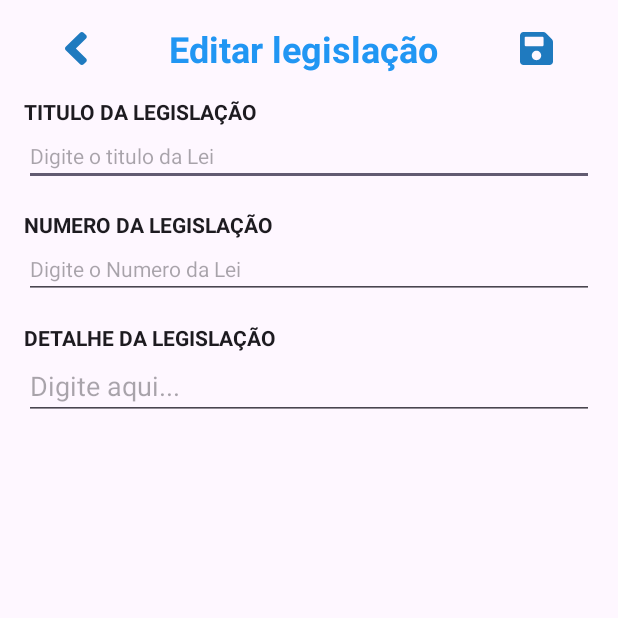
After one commit to reinaldo-santosBa/Fesus, an Android app: the EditAddActivity screen opened directly, with no data from a screen before it, on a phone screen of 412 x 824 dp, the top half of it. The commit adds this screen. Run offline under Robolectric (Android 15) with nearby library versions, the phone set to English and light mode, and no system bars.

Commit message:
Layout ajeitado

```diff
--- a/app/src/main/AndroidManifest.xml
+++ b/app/src/main/AndroidManifest.xml
@@ -29,6 +29,9 @@
         <activity android:name=".pages.detailsLegislacao.DetailsLegislacaoActivity">
 
         </activity>
+        <activity android:name=".pages.editarAdicionarLegislacoes.EditAddActivity">
+
+        </activity>
     </application>
 
 </manifest>
--- a/app/src/main/java/com/example/fefsus/MainActivity.java
+++ b/app/src/main/java/com/example/fefsus/MainActivity.java
@@ -4,10 +4,8 @@ import android.content.Context;
 import android.content.Intent;
 import android.content.SharedPreferences;
 import android.os.Bundle;
-import android.util.Log;
 import android.view.View;
 import android.widget.Button;
-import android.widget.EditText;
 import android.widget.ProgressBar;
 import android.widget.TextView;
 import android.widget.Toast;
--- /dev/null
+++ b/app/src/main/java/com/example/fefsus/pages/editarAdicionarLegislacoes/EditAddActivity.java
@@ -0,0 +1,54 @@
+package com.example.fefsus.pages.editarAdicionarLegislacoes;
+
+import android.content.Intent;
+import android.os.Bundle;
+import android.view.View;
+import android.widget.EditText;
+import android.widget.ImageButton;
+import android.widget.TextView;
+
+import androidx.annotation.Nullable;
+import androidx.appcompat.app.AppCompatActivity;
+
+import com.example.fefsus.R;
+
+public class EditAddActivity  extends AppCompatActivity {
+    @Override
+    protected void onCreate(@Nullable Bundle savedInstanceState) {
+        super.onCreate(savedInstanceState);
+        setContentView(R.layout.edit_add_activity);
+        ImageButton imageButtonBack = findViewById(R.id.imageButtonBack);
+        imageButtonBack.setOnClickListener(new View.OnClickListener() {
+            @Override
+            public void onClick(View v) {
+                finish();
+            }
+        });
+        Intent intent = getIntent();
+        TextView titlePage = findViewById(R.id.titlePage);
+        ImageButton imageButtonSave = findViewById(R.id.imageButtonSave);
+        EditText editTextTitle = findViewById(R.id.editTextTitle);
+        EditText editTextNum = findViewById(R.id.editTextNum);
+        EditText editTextDetails = findViewById(R.id.editTextDetails);
+
+        if(intent == null){
+            titlePage.setText(R.string.nova_legisla_o);
+            imageButtonSave.setOnClickListener(new View.OnClickListener() {
+                @Override
+                public void onClick(View v) {
+
+                }
+            });
+        }else {
+            titlePage.setText(R.string.editar_legisla_o);
+            imageButtonSave.setOnClickListener(new View.OnClickListener() {
+                @Override
+                public void onClick(View v) {
+
+                }
+            });
+        }
+
+
+    }
+}
--- /dev/null
+++ b/app/src/main/res/drawable/back.xml
@@ -0,0 +1,9 @@
+<vector xmlns:android="http://schemas.android.com/apk/res/android"
+    android:width="22dp"
+    android:height="22dp"
+    android:viewportWidth="22"
+    android:viewportHeight="22">
+  <path
+      android:pathData="M21.31,4.81L17.19,0.69C16.748,0.248 16.149,0 15.524,0H2.357C1.055,0 0,1.055 0,2.357V19.643C0,20.945 1.055,22 2.357,22H19.643C20.945,22 22,20.945 22,19.643V6.476C22,5.851 21.752,5.252 21.31,4.81ZM11,18.857C9.264,18.857 7.857,17.45 7.857,15.714C7.857,13.979 9.264,12.571 11,12.571C12.736,12.571 14.143,13.979 14.143,15.714C14.143,17.45 12.736,18.857 11,18.857ZM15.714,3.903V8.839C15.714,9.165 15.45,9.429 15.125,9.429H3.732C3.407,9.429 3.143,9.165 3.143,8.839V3.732C3.143,3.407 3.407,3.143 3.732,3.143H14.954C15.11,3.143 15.26,3.205 15.371,3.315L15.542,3.486C15.596,3.541 15.64,3.606 15.669,3.678C15.699,3.749 15.714,3.826 15.714,3.903Z"
+      android:fillColor="#1F7ABF"/>
+</vector>
--- /dev/null
+++ b/app/src/main/res/layout/edit_add_activity.xml
@@ -0,0 +1,162 @@
+<?xml version="1.0" encoding="utf-8"?>
+<androidx.constraintlayout.widget.ConstraintLayout xmlns:android="http://schemas.android.com/apk/res/android"
+    xmlns:app="http://schemas.android.com/apk/res-auto"
+    xmlns:tools="http://schemas.android.com/tools"
+    android:layout_width="match_parent"
+    android:layout_height="match_parent"
+    android:background="#00FFFFFF"
+    android:padding="16dp"
+    tools:context=".MainActivity">
+
+    <LinearLayout
+        android:id="@+id/linearLayout"
+        android:layout_width="0dp"
+        android:layout_height="wrap_content"
+
+        android:orientation="horizontal"
+        app:layout_constraintBottom_toTopOf="@+id/linearLayout2"
+        app:layout_constraintLeft_toLeftOf="parent"
+        app:layout_constraintRight_toRightOf="parent"
+        app:layout_constraintTop_toTopOf="parent"
+        app:layout_constraintVertical_bias="0.0">
+
+
+        <ImageButton
+            android:id="@+id/imageButtonBack"
+            android:layout_width="wrap_content"
+            android:layout_height="match_parent"
+            android:layout_weight="2"
+            android:background="#00FFFFFF"
+            android:backgroundTint="@color/design_default_color_background"
+            app:srcCompat="@drawable/vector"
+            android:contentDescription="@string/buttonback" />
+
+        <TextView
+            android:id="@+id/titlePage"
+            android:layout_width="wrap_content"
+            android:layout_height="match_parent"
+            android:layout_weight="2"
+            android:gravity="center"
+            android:text="@string/nova_legisla_o"
+            android:textAllCaps="false"
+            android:textAppearance="@style/TextAppearance.AppCompat.Body1"
+            android:textColor="#2196F3"
+            android:textIsSelectable="false"
+            android:textSize="24sp"
+            android:textStyle="bold" />
+
+        <ImageButton
+            android:id="@+id/imageButtonSave"
+            android:layout_width="wrap_content"
+            android:layout_height="match_parent"
+            android:layout_weight="2"
+            android:background="#00FFFFFF"
+            android:backgroundTint="@color/design_default_color_on_primary"
+            app:srcCompat="@drawable/back"
+            android:contentDescription="@string/buttonsave" />
+
+
+    </LinearLayout>
+
+    <LinearLayout
+        android:id="@+id/linearLayout2"
+        android:layout_width="0dp"
+        android:layout_height="wrap_content"
+        android:layout_marginTop="16dp"
+        android:orientation="vertical"
+        app:layout_constraintLeft_toLeftOf="parent"
+        app:layout_constraintRight_toRightOf="parent"
+        app:layout_constraintTop_toBottomOf="@+id/linearLayout">
+
+        <TextView
+            android:id="@+id/textView"
+            android:layout_width="match_parent"
+            android:layout_height="wrap_content"
+            android:text="@string/titulo_da_legisla_o"
+            android:textAllCaps="true"
+            android:textAppearance="@style/TextAppearance.AppCompat.Body1"
+            android:textStyle="bold" />
+
+        <EditText
+            android:id="@+id/editTextTitle"
+            android:layout_width="match_parent"
+            android:layout_height="0dp"
+            android:layout_weight="1"
+            android:ems="10"
+            android:hint="@string/digite_o_titulo_da_lei"
+            android:inputType="text"
+            android:textAppearance="@style/TextAppearance.AppCompat.Small"
+            android:textColor="#000000"
+            android:textColorHighlight="#090909"
+            android:textColorLink="#040404"
+            android:textStyle="normal"
+            android:autofillHints="" />
+    </LinearLayout>
+
+    <LinearLayout
+        android:id="@+id/linearLayout3"
+        android:layout_width="0dp"
+        android:layout_height="wrap_content"
+        android:layout_marginTop="16dp"
+        android:orientation="vertical"
+        app:layout_constraintLeft_toLeftOf="parent"
+        app:layout_constraintRight_toRightOf="parent"
+        app:layout_constraintTop_toBottomOf="@+id/linearLayout2">
+
+        <TextView
+            android:id="@+id/numeroDeLei"
+            android:layout_width="match_parent"
+            android:layout_height="wrap_content"
+            android:text="@string/numero_da_legisla_o"
+            android:textAppearance="@style/TextAppearance.AppCompat.Body1"
+            android:textStyle="bold" />
+
+        <EditText
+            android:id="@+id/editTextNum"
+            android:layout_width="match_parent"
+            android:layout_height="0dp"
+            android:layout_weight="1"
+            android:ems="10"
+            android:hint="@string/digite_o_numero_da_lei"
+            android:inputType="text"
+            android:textAppearance="@style/TextAppearance.AppCompat.Small"
+            android:textColor="#030404"
+            android:textColorHighlight="#090909"
+            android:textColorLink="#070707"
+            android:textStyle="normal"
+            android:autofillHints="" />
+    </LinearLayout>
+
+    <LinearLayout
+        android:id="@+id/linearLayout4"
+        android:layout_width="0dp"
+        android:layout_height="0dp"
+        android:layout_marginTop="16dp"
+        android:orientation="vertical"
+        app:layout_constraintBottom_toBottomOf="parent"
+        app:layout_constraintLeft_toLeftOf="parent"
+        app:layout_constraintRight_toRightOf="parent"
+        app:layout_constraintTop_toBottomOf="@+id/linearLayout3">
+
+        <TextView
+            android:id="@+id/textView3"
+            android:layout_width="match_parent"
+            android:layout_height="wrap_content"
+            android:text="@string/detalhe_da_legisla_o"
+            android:textAppearance="@style/TextAppearance.AppCompat.Body1"
+            android:textStyle="bold" />
+
+        <EditText
+            android:id="@+id/editTextDetails"
+            android:layout_width="match_parent"
+            android:layout_height="wrap_content"
+            android:gravity="top"
+            android:hint="@string/digite_aqui"
+            android:inputType="textMultiLine"
+            android:scrollbars="vertical"
+            tools:layout_editor_absoluteX="16dp"
+            tools:layout_editor_absoluteY="396dp"
+            android:autofillHints="" />
+    </LinearLayout>
+
+</androidx.constraintlayout.widget.ConstraintLayout>
--- a/app/src/main/res/values/strings.xml
+++ b/app/src/main/res/values/strings.xml
@@ -22,5 +22,17 @@
     <string name="acessar">ACESSAR</string>
     <string name="senha">Senha</string>
     <string name="visualizar_as_legisla_es">Visualizar as legislações</string>
+<!-- TODO: Remove or change this placeholder text -->
+    <string name="hello_blank_fragment">Hello blank fragment</string>
+    <string name="digite_o_titulo_da_lei">Digite o titulo da Lei</string>
+    <string name="numero_da_legisla_o">NUMERO DA LEGISLAÇÃO</string>
+    <string name="titulo_da_legisla_o">TItulo da Legislação</string>
+    <string name="buttonsave">ButtonSave</string>
+    <string name="nova_legisla_o">Nova Legislação</string>
+    <string name="buttonback">ButtonBack</string>
+    <string name="digite_o_numero_da_lei">Digite o Numero da Lei</string>
+    <string name="detalhe_da_legisla_o">DETALHE DA LEGISLAÇÃO</string>
+    <string name="digite_aqui">Digite aqui...</string>
+    <string name="editar_legisla_o">Editar legislação</string>
 
 </resources>
```
Also changed, not shown: app/src/main/java/com/example/fefsus/domain/licitacoes/LicitacoesAdapter.java (+47 -10 lines), app/src/main/java/com/example/fefsus/domain/licitacoes/LicitacoesService.java (+7 -8 lines), app/src/main/java/com/example/fefsus/pages/detailsLegislacao/DetailsLegislacaoActivity.java (+36 -10 lines), app/src/main/java/com/example/fefsus/pages/listLicitacoes/ListLicitacoesActivity.java (+26 -19 lines), app/src/main/res/layout/list_licitacao_activity.xml (+14 -15 lines), 68 other files.
